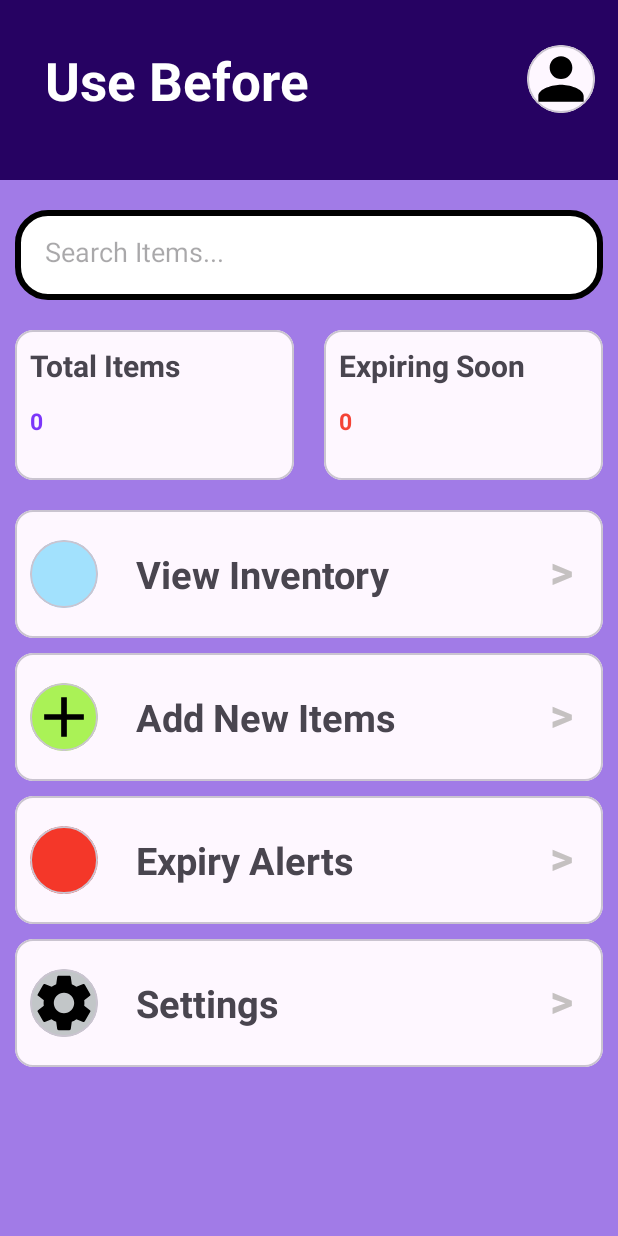
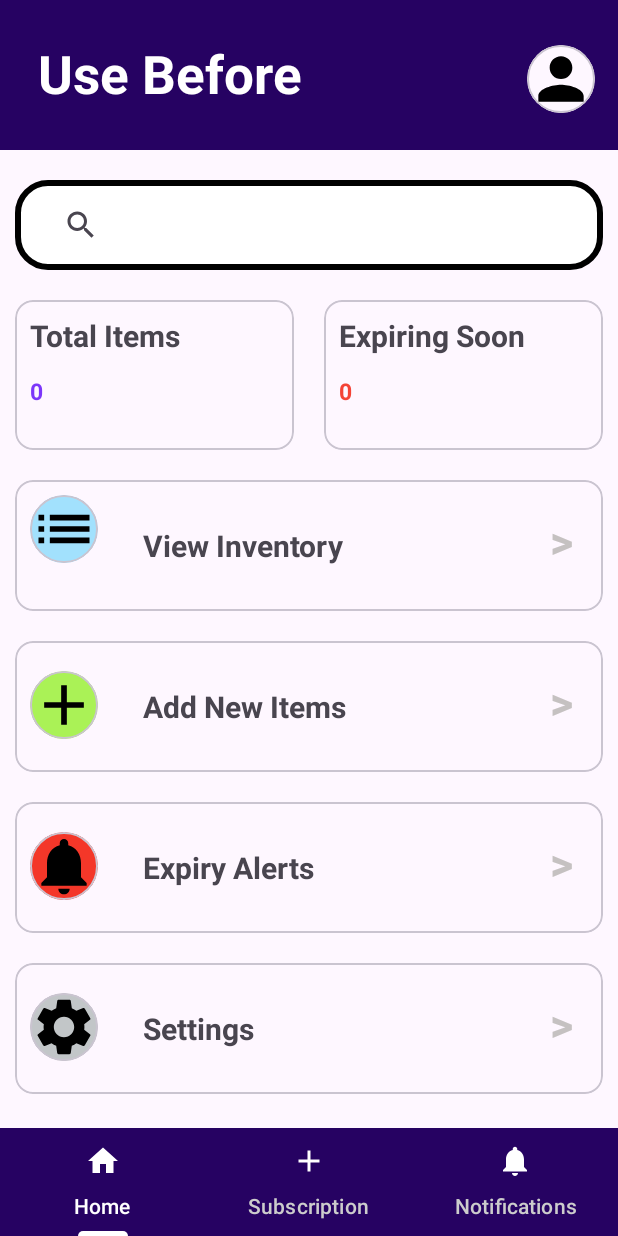
Before and after one commit to Saloni-2005/UseBefore, an Android app: the HousesHomePage screen opened directly, with no data from a screen before it, on a phone screen of 412 x 824 dp. Run offline under Robolectric (Android 15) with nearby library versions, the phone set to English and light mode, and no system bars.

Commit message:
Modifications on home-page of Houses

```diff
--- a/app/src/main/java/com/example/usebefore/view/HousesHomePage.kt
+++ b/app/src/main/java/com/example/usebefore/view/HousesHomePage.kt
@@ -12,10 +12,6 @@ class HousesHomePage : AppCompatActivity() {
         super.onCreate(savedInstanceState)
         enableEdgeToEdge()
         setContentView(R.layout.activity_houses_home_page)
-        ViewCompat.setOnApplyWindowInsetsListener(findViewById(R.id.main)) { v, insets ->
-            val systemBars = insets.getInsets(WindowInsetsCompat.Type.systemBars())
-            v.setPadding(systemBars.left, systemBars.top, systemBars.right, systemBars.bottom)
-            insets
-        }
+
     }
 }
--- /dev/null
+++ b/app/src/main/res/drawable/baseline_home_24.xml
@@ -0,0 +1,5 @@
+<vector xmlns:android="http://schemas.android.com/apk/res/android" android:height="24dp" android:tint="#000000" android:viewportHeight="24" android:viewportWidth="24" android:width="24dp">
+
+    <path android:fillColor="@android:color/white" android:pathData="M10,20v-6h4v6h5v-8h3L12,3 2,12h3v8z"/>
+
+</vector>
--- /dev/null
+++ b/app/src/main/res/drawable/baseline_list_24.xml
@@ -0,0 +1,5 @@
+<vector xmlns:android="http://schemas.android.com/apk/res/android" android:autoMirrored="true" android:height="24dp" android:tint="#000000" android:viewportHeight="24" android:viewportWidth="24" android:width="24dp">
+
+    <path android:fillColor="@android:color/white" android:pathData="M3,13h2v-2L3,11v2zM3,17h2v-2L3,15v2zM3,9h2L5,7L3,7v2zM7,13h14v-2L7,11v2zM7,17h14v-2L7,15v2zM7,7v2h14L21,7L7,7z"/>
+
+</vector>
--- /dev/null
+++ b/app/src/main/res/drawable/baseline_notifications_24.xml
@@ -0,0 +1,5 @@
+<vector xmlns:android="http://schemas.android.com/apk/res/android" android:height="24dp" android:tint="#000000" android:viewportHeight="24" android:viewportWidth="24" android:width="24dp">
+
+    <path android:fillColor="@android:color/white" android:pathData="M12,22c1.1,0 2,-0.9 2,-2h-4c0,1.1 0.89,2 2,2zM18,16v-5c0,-3.07 -1.64,-5.64 -4.5,-6.32L13.5,4c0,-0.83 -0.67,-1.5 -1.5,-1.5s-1.5,0.67 -1.5,1.5v0.68C7.63,5.36 6,7.92 6,11v5l-2,2v1h16v-1l-2,-2z"/>
+
+</vector>
--- a/app/src/main/res/layout/activity_houses_home_page.xml
+++ b/app/src/main/res/layout/activity_houses_home_page.xml
@@ -6,11 +6,11 @@
     android:layout_width="match_parent"
     android:layout_height="match_parent"
     tools:context=".view.HousesHomePage"
-    android:background="#A17BE7">
+    >
 
     <RelativeLayout
         android:layout_width="match_parent"
-        android:layout_height="120dp"
+        android:layout_height="100dp"
         android:id="@+id/headBar">
 
         <TextView
@@ -19,7 +19,7 @@
             android:text="Use Before"
             android:background="#260262"
             android:textColor="@color/white"
-            android:padding="30dp"
+            android:padding="25dp"
             android:textSize="35dp"
             android:textStyle="bold"
             android:id="@+id/heading"/>
@@ -42,13 +42,24 @@
 
     </RelativeLayout>
 
-   <EditText
+    <ScrollView
+        android:id="@+id/scrollContent"
+        android:layout_width="match_parent"
+        android:layout_height="match_parent"
+        android:layout_below="@+id/headBar"
+        android:layout_above="@+id/bottomTabLayout"
+        android:fillViewport="true">
+
+        <RelativeLayout
+            android:layout_width="match_parent"
+            android:layout_height="wrap_content">
+
+            <SearchView
                 android:layout_width="match_parent"
                 android:layout_height="60dp"
-       android:layout_below="@+id/headBar"
                 android:layout_marginTop="20dp"
                 android:layout_marginHorizontal="10dp"
-       android:hint="Search Items..."
+                android:queryHint="Search Items..."
                 android:padding="20dp"
                 android:background="@drawable/border"
                 android:id="@+id/search"/>
@@ -133,15 +144,15 @@
                         android:layout_width="45dp"
                         android:layout_height="45dp"
                         android:id="@+id/viewicon"
-                android:layout_marginTop="20dp"
+                        android:layout_marginTop="10dp"
                         app:cardBackgroundColor="#A2E1FD"
                         android:layout_marginLeft="10dp"
-                app:cardCornerRadius="22.5dp"
-                >
+                        app:cardCornerRadius="22.5dp">
 
                         <ImageView
                             android:layout_width="match_parent"
                             android:layout_height="match_parent"
+                            android:src="@drawable/baseline_list_24"
                             android:id="@+id/view"/>
                     </com.google.android.material.card.MaterialCardView>
 
@@ -151,8 +162,8 @@
                         android:text="View Inventory"
                         android:layout_toRightOf="@+id/viewicon"
                         android:textStyle="bold"
-                android:textSize="25dp"
-                android:padding="25dp"/>
+                        android:textSize="20dp"
+                        android:padding="30dp"/>
 
                     <TextView
                         android:layout_width="wrap_content"
@@ -172,7 +183,7 @@
                 android:layout_below="@+id/view_inventory"
                 android:layout_centerHorizontal="true"
                 android:layout_marginHorizontal="10dp"
-        android:layout_marginTop="10dp"
+                android:layout_marginTop="20dp"
                 android:id="@+id/add_item">
 
                 <RelativeLayout
@@ -186,8 +197,7 @@
                         android:layout_marginTop="20dp"
                         app:cardBackgroundColor="#AAF256"
                         android:layout_marginLeft="10dp"
-                app:cardCornerRadius="22.5dp"
-                >
+                        app:cardCornerRadius="22.5dp">
 
                         <ImageView
                             android:layout_width="match_parent"
@@ -202,8 +212,8 @@
                         android:text="Add New Items"
                         android:layout_toRightOf="@+id/addicon"
                         android:textStyle="bold"
-                android:textSize="25dp"
-                android:padding="25dp"/>
+                        android:textSize="20dp"
+                        android:padding="30dp"/>
 
                     <TextView
                         android:layout_width="wrap_content"
@@ -223,7 +233,7 @@
                 android:layout_below="@+id/add_item"
                 android:layout_centerHorizontal="true"
                 android:layout_marginHorizontal="10dp"
-        android:layout_marginTop="10dp"
+                android:layout_marginTop="20dp"
                 android:id="@+id/alerts">
 
                 <RelativeLayout
@@ -237,12 +247,12 @@
                         android:layout_marginTop="20dp"
                         app:cardBackgroundColor="#F43729"
                         android:layout_marginLeft="10dp"
-                app:cardCornerRadius="22.5dp"
-                >
+                        app:cardCornerRadius="22.5dp">
 
                         <ImageView
                             android:layout_width="match_parent"
                             android:layout_height="match_parent"
+                            android:src="@drawable/baseline_notifications_24"
                             android:id="@+id/alertpic"/>
                     </com.google.android.material.card.MaterialCardView>
 
@@ -252,8 +262,8 @@
                         android:text="Expiry Alerts"
                         android:layout_toRightOf="@+id/alerticon"
                         android:textStyle="bold"
-                android:textSize="25dp"
-                android:padding="25dp"/>
+                        android:textSize="20dp"
+                        android:padding="30dp"/>
 
                     <TextView
                         android:layout_width="wrap_content"
@@ -273,7 +283,8 @@
                 android:layout_below="@+id/alerts"
                 android:layout_centerHorizontal="true"
                 android:layout_marginHorizontal="10dp"
-        android:layout_marginTop="10dp"
+                android:layout_marginTop="20dp"
+                android:layout_marginBottom="10dp"
                 android:id="@+id/settingsview">
 
                 <RelativeLayout
@@ -287,8 +298,7 @@
                         android:layout_marginTop="20dp"
                         app:cardBackgroundColor="#C2C6C8"
                         android:layout_marginLeft="10dp"
-                app:cardCornerRadius="22.5dp"
-                >
+                        app:cardCornerRadius="22.5dp">
 
                         <ImageView
                             android:layout_width="match_parent"
@@ -303,8 +313,8 @@
                         android:text="Settings"
                         android:layout_toRightOf="@+id/settingsicon"
                         android:textStyle="bold"
-                android:textSize="25dp"
-                android:padding="25dp"/>
+                        android:textSize="20dp"
+                        android:padding="30dp"/>
 
                     <TextView
                         android:layout_width="wrap_content"
@@ -317,5 +327,38 @@
                         android:layout_alignParentRight="true"/>
                 </RelativeLayout>
             </com.google.android.material.card.MaterialCardView>
+        </RelativeLayout>
+    </ScrollView>
+
+    <com.google.android.material.tabs.TabLayout
+        android:id="@+id/bottomTabLayout"
+        android:layout_width="match_parent"
+        android:layout_height="wrap_content"
+        android:layout_alignParentBottom="true"
+        android:background="#260262"
+        app:tabIndicatorColor="#FFFFFF"
+        app:tabSelectedTextColor="#FFFFFF"
+        app:tabTextColor="#CCCCCC"
+        app:tabIconTint="@color/white"
+        app:tabMode="fixed">
+
+        <com.google.android.material.tabs.TabItem
+            android:layout_width="wrap_content"
+            android:layout_height="wrap_content"
+            android:icon="@drawable/baseline_home_24"
+            android:text="Home" />
+
+        <com.google.android.material.tabs.TabItem
+            android:layout_width="wrap_content"
+            android:layout_height="wrap_content"
+            android:icon="@drawable/baseline_add_24"
+            android:text="Subscription" />
+
+        <com.google.android.material.tabs.TabItem
+            android:layout_width="wrap_content"
+            android:layout_height="wrap_content"
+            android:icon="@drawable/baseline_notifications_24"
+            android:text="Notifications" />
+    </com.google.android.material.tabs.TabLayout>
 
 </RelativeLayout>
```
Lines whose indentation alone changed are shown as unchanged.
